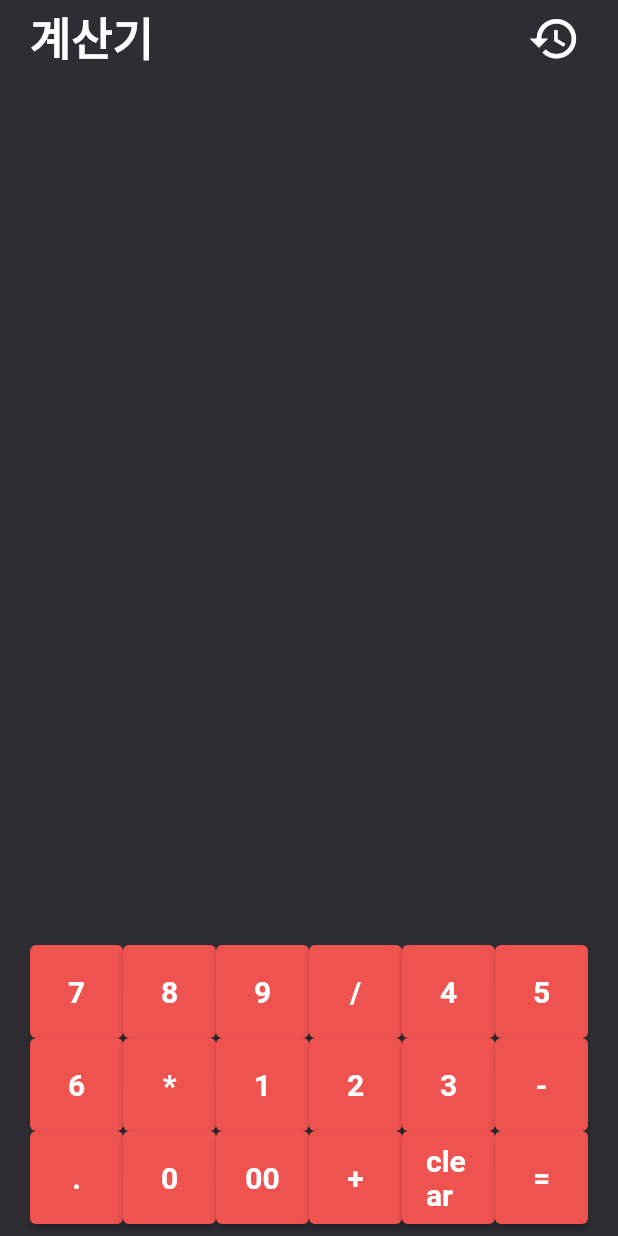
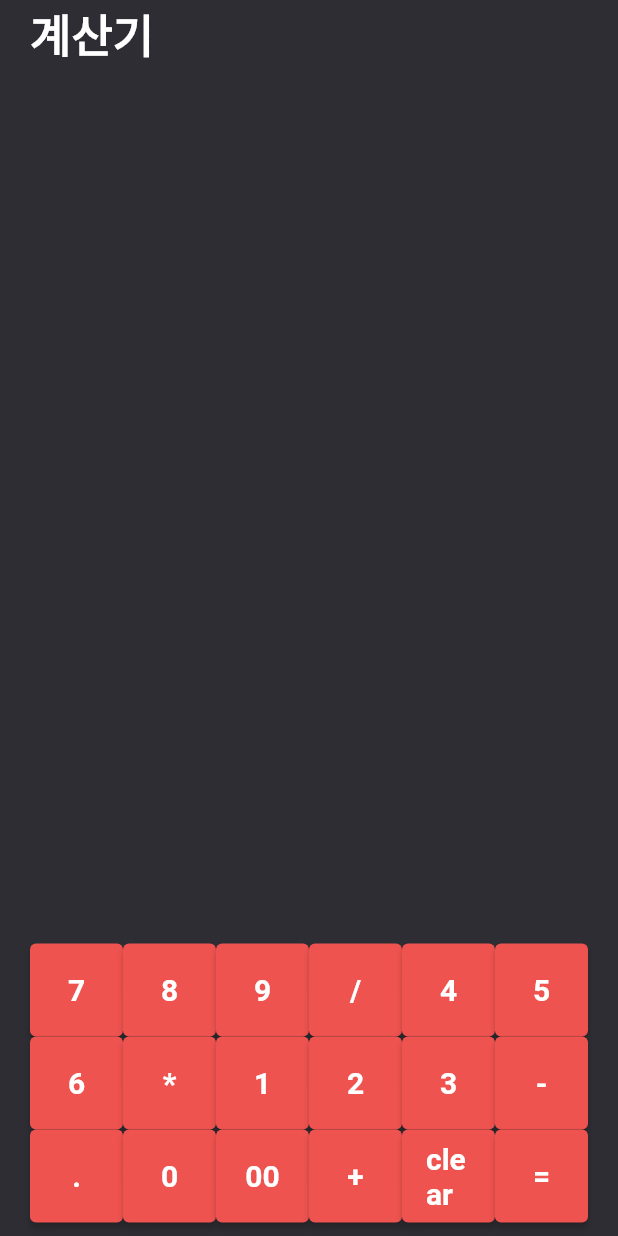
Before and after one commit to Juwon-Yun/Flutter_Calculator, a Flutter app: the screen it shows after launch, on a phone screen of 412 x 824 dp. Run offline on Flutter 3.47's test engine with Material 2 defaults, Android fonts, the phone set to English and light mode, and no system bars.

```diff
--- a/lib/main.dart
+++ b/lib/main.dart
@@ -44,18 +44,10 @@ class _CalculatorWidgetState extends State<CalculatorWidget> {
                       itemBuilder: (BuildContext context, index) {
                         String buttonText =
                             Calculations.calculatorButtonRows[index];
+
                         return ElevatedButton(
                           onPressed: () {
-                            if (Calculations.operations.contains(buttonText)) {
-                              if(calContent == "") return;
-                              setState(() {
-                                operations.add(buttonText);
-                                calContent += " $buttonText ";
-                              });
-                              return;
-                            }
-
-                            if(buttonText == Calculations.clear){
+                            if (buttonText == Calculations.clear) {
                               setState(() {
                                 operations.add(Calculations.clear);
                                 calContent = "";
@@ -64,11 +56,12 @@ class _CalculatorWidgetState extends State<CalculatorWidget> {
                               return;
                             }
 
-                            if(buttonText == Calculations.equal){
-                              String newCalContent = Calculator.parseString(calContent);
+                            if (buttonText == Calculations.equal) {
+                              String newCalContent =
+                                  Calculator.parseString(calContent);
 
-                              setState((){
-                                if( newCalContent != calContent){
+                              setState(() {
+                                if (newCalContent != calContent) {
                                   calculations.add(calContent);
                                 }
                                 operations.add(Calculations.equal);
@@ -78,18 +71,32 @@ class _CalculatorWidgetState extends State<CalculatorWidget> {
                               return;
                             }
 
-                            if(buttonText == Calculations.period){
-                              return setState((){
+                            if (Calculations.operations.contains(buttonText)) {
+                              if (calContent == "") return;
+                              // if(buttonText == "=") return;
+                              setState(() {
+                                calContent += buttonText;
+                                operations.add(buttonText);
+                                // calContent += " $buttonText ";
+                              });
+                              return;
+                            }
+
+                            if (buttonText == Calculations.period) {
+                              return setState(() {
                                 calContent = Calculator.addPeriod(calContent);
                               });
                             }
 
-                            setState((){
-                              if(!isEquation && operations.isNotEmpty && operations.last == Calculations.equal){
+                            setState(() {
+                              if (!isEquation &&
+                                  operations.isNotEmpty &&
+                                  operations.last == Calculations.equal) {
                                 answer = buttonText;
                                 isEquation = true;
-                              }else{
+                              } else {
                                 calContent += buttonText;
+                                answer = "";
                               }
                             });
                           },
@@ -98,7 +105,9 @@ class _CalculatorWidgetState extends State<CalculatorWidget> {
                             maximumSize: const Size(80, 80),
                           ),
                           child: Text(
-                            Calculations.calculatorButtonRows[index],
+                            Calculations.calculatorButtonRows[index] == "d"
+                                ? "/"
+                                : Calculations.calculatorButtonRows[index],
                             style: const TextStyle(
                                 fontWeight: FontWeight.w700, fontSize: 20),
                           ),
@@ -175,13 +184,13 @@ class _Header extends StatelessWidget {
           style: TextStyle(
               color: Colors.white, fontWeight: FontWeight.w700, fontSize: 30.0),
         ),
-        IconButton(
-            onPressed: () {},
-            icon: const Icon(
-              Icons.history,
-              color: Colors.white,
-              size: 35,
-            ))
+        // IconButton(
+        //     onPressed: () {},
+        //     icon: const Icon(
+        //       Icons.history,
+        //       color: Colors.white,
+        //       size: 35,
+        //     ))
       ],
     );
   }
--- a/lib/view_model/calculator.dart
+++ b/lib/view_model/calculator.dart
@@ -5,7 +5,7 @@ class Calculations {
   static const multiple = '*';
   static const subtract = '-';
   static const add = '+';
-  static const divide = '/';
+  static const divide = 'd';
   static const equal = '=';
   static const clear = 'clear';
   static const operations = [
```
Also changed, not shown: lib/view/number_row_image.dart (+12 -11 lines), asset/img/*.png (added), asset/img/+.png (added), asset/img/-.png (added), asset/img/d.png (added), 1 other file.
